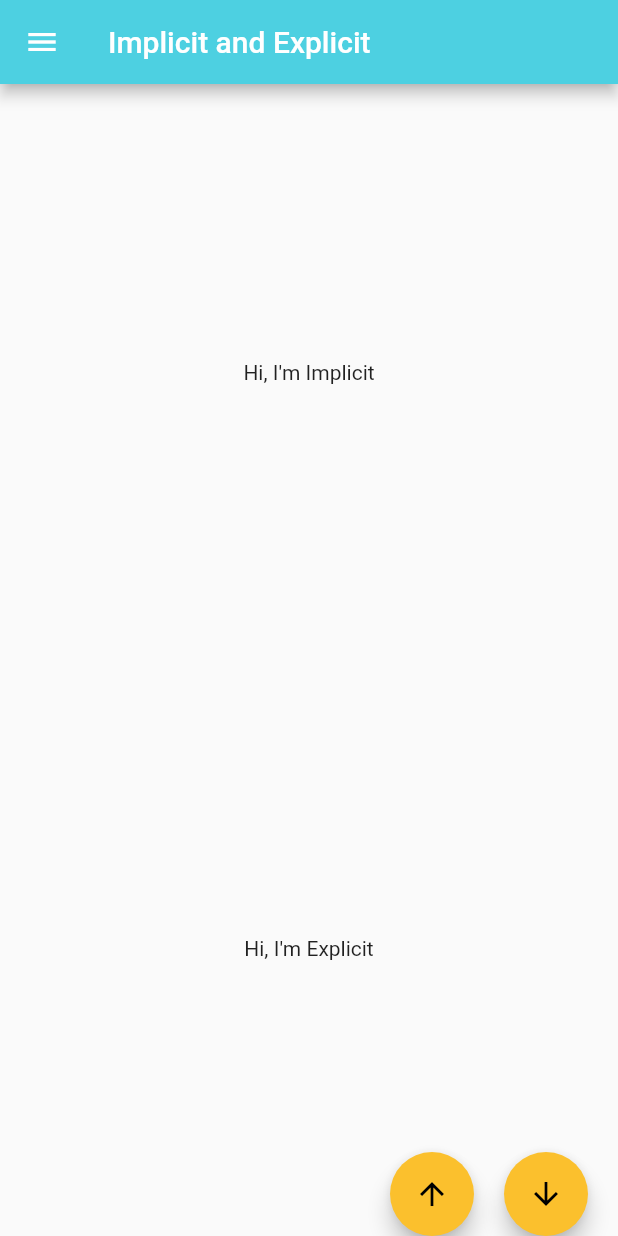
After one commit to heyhey1028/flutter_samples, a Flutter app: the ImplitAndExplicit screen opened directly, in the side drawer, after a tap on the "arrow upward" icon, on a phone screen of 412 x 824 dp. The commit adds this screen. Run offline on Flutter 3.47's test engine with Material 2 defaults, Android fonts, the phone set to English and light mode, and no system bars; our stand-ins replace js.

Commit message:
add implict_and_explicit

```diff
--- /dev/null
+++ b/samples/master_animation/lib/features/implict_and_explicit.dart
@@ -0,0 +1,100 @@
+import 'package:flutter/material.dart';
+import 'package:master_animation/widgets/main_drawer.dart';
+
+class ImplitAndExplicit extends StatefulWidget {
+  const ImplitAndExplicit({super.key});
+
+  @override
+  State<ImplitAndExplicit> createState() => _ImplitAndExplicitState();
+}
+
+class _ImplitAndExplicitState extends State<ImplitAndExplicit>
+    with SingleTickerProviderStateMixin {
+  late AnimationController explicitController;
+  late Tween<double> explicitTween;
+  late Animation<double> explicitAnimation;
+  double implicitScale = 1;
+
+  @override
+  void initState() {
+    explicitController =
+        AnimationController(duration: const Duration(seconds: 1), vsync: this);
+    explicitTween = Tween(begin: 1, end: 3);
+    explicitAnimation = explicitController.drive(explicitTween);
+    super.initState();
+  }
+
+  @override
+  void dispose() {
+    explicitController.dispose();
+    super.dispose();
+  }
+
+  @override
+  Widget build(BuildContext context) {
+    return Scaffold(
+      appBar: AppBar(
+        backgroundColor: Colors.cyan[300],
+        title: const Text('Implicit and Explicit'),
+      ),
+      floatingActionButtonLocation: FloatingActionButtonLocation.centerDocked,
+      drawer: const MainDrawer(),
+      body: Center(
+        child: Column(
+          mainAxisAlignment: MainAxisAlignment.spaceAround,
+          children: [
+            AnimatedScale(
+              scale: implicitScale,
+              duration: const Duration(seconds: 1),
+              child: const Text("Hi, I'm Implicit"),
+            ),
+            ScaleTransition(
+              scale: explicitAnimation,
+              child: const Text("Hi, I'm Explicit"),
+            ),
+          ],
+        ),
+      ),
+      // 複数のAnimationControllerを別々に発火する
+      floatingActionButton: Padding(
+        padding: const EdgeInsets.symmetric(horizontal: 20),
+        child: Row(
+          mainAxisAlignment: MainAxisAlignment.end,
+          children: [
+            FloatingActionButton(
+              onPressed: () {
+                if (implicitScale == 1) {
+                  setState(() => implicitScale = 3);
+                  return;
+                }
+                setState(() => implicitScale = 1);
+              },
+              heroTag: 'implicit',
+              backgroundColor: Colors.yellow[700],
+              child: const Icon(
+                Icons.arrow_upward,
+                color: Colors.black,
+              ),
+            ),
+            const SizedBox(width: 20),
+            FloatingActionButton(
+              onPressed: () {
+                if (!explicitController.isCompleted) {
+                  explicitController.forward();
+                  return;
+                }
+                explicitController.reverse();
+              },
+              heroTag: 'explicit',
+              backgroundColor: Colors.yellow[700],
+              child: const Icon(
+                Icons.arrow_downward,
+                color: Colors.black,
+              ),
+            ),
+          ],
+        ),
+      ),
+    );
+  }
+}
--- a/samples/master_animation/lib/widgets/main_drawer.dart
+++ b/samples/master_animation/lib/widgets/main_drawer.dart
@@ -1,5 +1,6 @@
 import 'package:flutter/material.dart';
 import 'package:master_animation/features/chained_animation.dart';
+import 'package:master_animation/features/implict_and_explicit.dart';
 import 'package:master_animation/features/multiple_effect.dart';
 import 'package:master_animation/features/multiple_ticker_provider.dart';
 import 'package:master_animation/features/sequence_animation.dart';
@@ -76,6 +77,12 @@ class MainDrawer extends StatelessWidget {
               title: 'MULTIPLE TICKER PROVIDER',
               navigateTo: const MultipleTickerProvider(),
             ),
+            DrawerTile(
+              color: Colors.cyan[100],
+              icon: const Icon(Icons.add_link),
+              title: 'IMPLICIT, EXPLICIT',
+              navigateTo: const ImplitAndExplicit(),
+            ),
           ],
         ),
       ),
```
